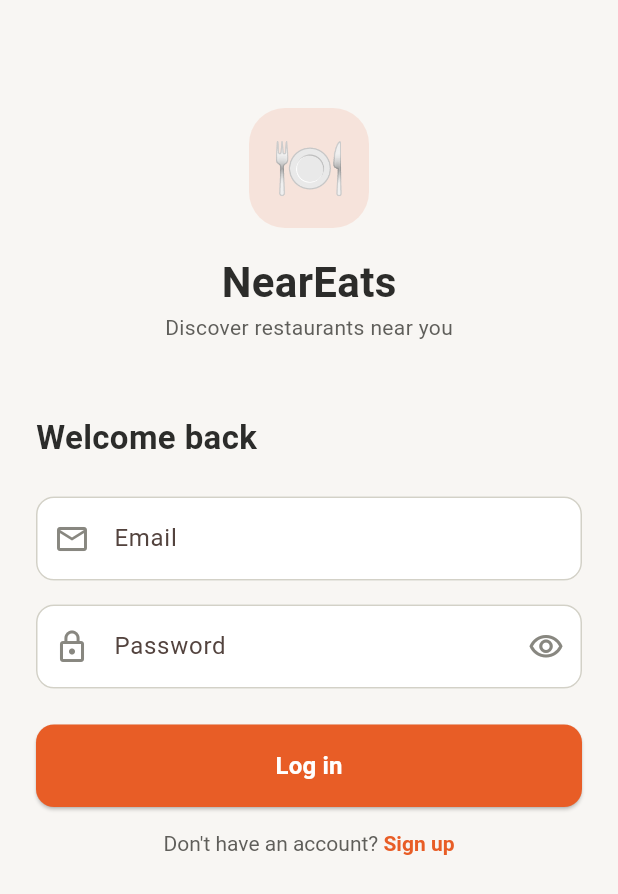
After one commit to ivanperezveiga-a11y/neareats, a Flutter app: the screen it shows after launch, on a phone screen of 412 x 824 dp. The commit adds this screen. Shown: the top 894 px of the screen. Run offline on Flutter 3.47's test engine with Material 3 defaults, Android fonts, the phone set to English and light mode, and no system bars; our stand-ins replace shared_preferences.

Commit message:
feat: add login and register screen

```diff
--- a/lib/main.dart
+++ b/lib/main.dart
@@ -1,6 +1,6 @@
 import 'package:flutter/material.dart';
 import 'theme/app_theme.dart';
-import 'screens/main_screen.dart';
+import 'screens/login_screen.dart';
 
 void main() {
   runApp(const NearEatsApp());
@@ -15,7 +15,7 @@ class NearEatsApp extends StatelessWidget {
       title: 'NearEats',
       debugShowCheckedModeBanner: false,
       theme: AppTheme.lightTheme,
-      home: const MainScreen(),
+      home: const LoginScreen(),
     );
   }
 }
--- /dev/null
+++ b/lib/screens/login_screen.dart
@@ -0,0 +1,167 @@
+import 'package:flutter/material.dart';
+import '../theme/app_theme.dart';
+import 'main_screen.dart';
+
+class LoginScreen extends StatefulWidget {
+  const LoginScreen({super.key});
+
+  @override
+  State<LoginScreen> createState() => _LoginScreenState();
+}
+
+class _LoginScreenState extends State<LoginScreen> {
+  bool _isLogin = true;
+  bool _obscurePassword = true;
+  final _emailController = TextEditingController();
+  final _passwordController = TextEditingController();
+  final _nameController = TextEditingController();
+
+  void _submit() {
+    if (_emailController.text.isEmpty || _passwordController.text.isEmpty) {
+      ScaffoldMessenger.of(context).showSnackBar(
+        const SnackBar(
+          content: Text('Please fill in all fields'),
+          backgroundColor: AppColors.error,
+        ),
+      );
+      return;
+    }
+    Navigator.pushReplacement(
+      context,
+      MaterialPageRoute(builder: (_) => const MainScreen()),
+    );
+  }
+
+  @override
+  Widget build(BuildContext context) {
+    return Scaffold(
+      body: SafeArea(
+        child: SingleChildScrollView(
+          padding: const EdgeInsets.all(AppSpacing.lg),
+          child: Column(
+            crossAxisAlignment: CrossAxisAlignment.start,
+            children: [
+              const SizedBox(height: AppSpacing.xxl),
+              Center(
+                child: Container(
+                  width: 80,
+                  height: 80,
+                  decoration: BoxDecoration(
+                    color: AppColors.primaryLight.withOpacity(0.2),
+                    borderRadius: BorderRadius.circular(AppRadius.xl),
+                  ),
+                  child: const Center(
+                    child: Text('🍽️', style: TextStyle(fontSize: 40)),
+                  ),
+                ),
+              ),
+              const SizedBox(height: AppSpacing.md),
+              const Center(
+                child: Text('NearEats', style: AppTextStyles.heading1),
+              ),
+              const Center(
+                child: Text('Discover restaurants near you', style: AppTextStyles.bodySecondary),
+              ),
+              const SizedBox(height: AppSpacing.xxl),
+              Text(
+                _isLogin ? 'Welcome back' : 'Create account',
+                style: AppTextStyles.heading2,
+              ),
+              const SizedBox(height: AppSpacing.lg),
+              if (!_isLogin) ...[
+                TextField(
+                  controller: _nameController,
+                  decoration: _inputDecoration('Full name', Icons.person_outline),
+                ),
+                const SizedBox(height: AppSpacing.md),
+              ],
+              TextField(
+                controller: _emailController,
+                keyboardType: TextInputType.emailAddress,
+                decoration: _inputDecoration('Email', Icons.email_outlined),
+              ),
+              const SizedBox(height: AppSpacing.md),
+              TextField(
+                controller: _passwordController,
+                obscureText: _obscurePassword,
+                decoration: _inputDecoration('Password', Icons.lock_outline).copyWith(
+                  suffixIcon: IconButton(
+                    icon: Icon(
+                      _obscurePassword ? Icons.visibility_outlined : Icons.visibility_off_outlined,
+                      color: AppColors.textHint,
+                    ),
+                    onPressed: () => setState(() => _obscurePassword = !_obscurePassword),
+                  ),
+                ),
+              ),
+              const SizedBox(height: AppSpacing.lg),
+              SizedBox(
+                width: double.infinity,
+                child: ElevatedButton(
+                  onPressed: _submit,
+                  style: ElevatedButton.styleFrom(
+                    backgroundColor: AppColors.primary,
+                    padding: const EdgeInsets.symmetric(vertical: AppSpacing.md),
+                    shape: RoundedRectangleBorder(
+                      borderRadius: BorderRadius.circular(AppRadius.md),
+                    ),
+                  ),
+                  child: Text(
+                    _isLogin ? 'Log in' : 'Sign up',
+                    style: const TextStyle(
+                      color: Colors.white,
+                      fontSize: 16,
+                      fontWeight: FontWeight.w600,
+                    ),
+                  ),
+                ),
+              ),
+              const SizedBox(height: AppSpacing.md),
+              Center(
+                child: GestureDetector(
+                  onTap: () => setState(() => _isLogin = !_isLogin),
+                  child: RichText(
+                    text: TextSpan(
+                      text: _isLogin ? "Don't have an account? " : 'Already have an account? ',
+                      style: AppTextStyles.bodySecondary,
+                      children: [
+                        TextSpan(
+                          text: _isLogin ? 'Sign up' : 'Log in',
+                          style: const TextStyle(
+                            color: AppColors.primary,
+                            fontWeight: FontWeight.w600,
+                          ),
+                        ),
+                      ],
+                    ),
+                  ),
+                ),
+              ),
+            ],
+          ),
+        ),
+      ),
+    );
+  }
+
+  InputDecoration _inputDecoration(String hint, IconData icon) {
+    return InputDecoration(
+      hintText: hint,
+      prefixIcon: Icon(icon, color: AppColors.textHint),
+      filled: true,
+      fillColor: AppColors.surface,
+      border: OutlineInputBorder(
+        borderRadius: BorderRadius.circular(AppRadius.md),
+        borderSide: const BorderSide(color: AppColors.border),
+      ),
+      enabledBorder: OutlineInputBorder(
+        borderRadius: BorderRadius.circular(AppRadius.md),
+        borderSide: const BorderSide(color: AppColors.border),
+      ),
+      focusedBorder: OutlineInputBorder(
+        borderRadius: BorderRadius.circular(AppRadius.md),
+        borderSide: const BorderSide(color: AppColors.primary, width: 2),
+      ),
+    );
+  }
+}
```
